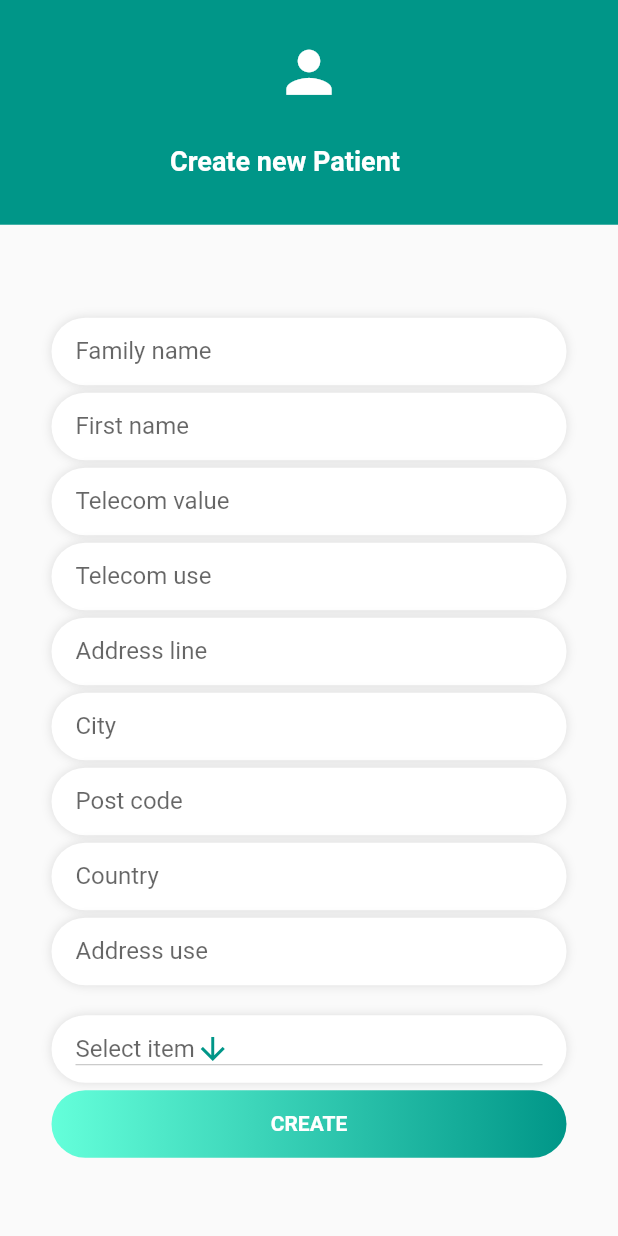
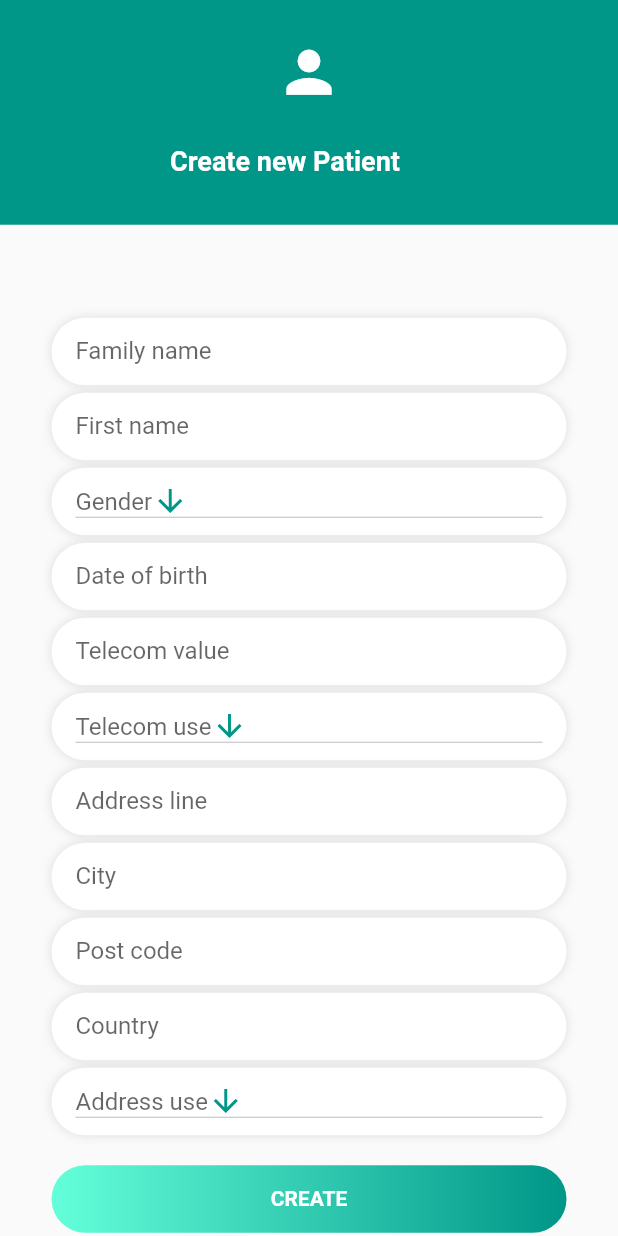
Before and after one commit to emanuelemusto/flutter_webApp, a Flutter app: the SignupPage screen opened directly, on a phone screen of 412 x 824 dp. Run offline on Flutter 3.47's test engine with Material 2 defaults, Android fonts, the phone set to English and light mode, and no system bars; network calls fail.

Commit message:
add logic for adding patient to server

```diff
--- a/lib/main.dart
+++ b/lib/main.dart
@@ -66,7 +66,7 @@ class _MyHomePageState extends State<MyHomePage> {
         }
     );
 
-    await Future.delayed(Duration(seconds: 1));
+    await Future.delayed(Duration(milliseconds: 15));
 
 
     list = json.decode(response.body);
--- a/lib/medicview/createPatient.dart
+++ b/lib/medicview/createPatient.dart
@@ -1,3 +1,9 @@
+import 'dart:math';
+import 'dart:async';
+import 'dart:convert';
+
+import 'package:flutter/material.dart';
+import 'package:http/http.dart' as http;
 import 'package:flutter/material.dart';
 import 'package:flutter/services.dart';
 
@@ -10,10 +16,45 @@ class SignupPage extends StatefulWidget {
 
 class _SignupPageState extends State<SignupPage> {
 
+  TextEditingController familynameController = TextEditingController();
+  TextEditingController firstnameController = TextEditingController();
+  String gender;
+  TextEditingController dateController = TextEditingController();
+  TextEditingController telecomValueController = TextEditingController();
+  String telecomUse;
+  TextEditingController addressLineController = TextEditingController();
+  TextEditingController cityController = TextEditingController();
+  TextEditingController postCodeController = TextEditingController();
+  TextEditingController countryController = TextEditingController();
+  String addressUse;
+
+  Future<http.Response> createPatient() {
+    return http.post(
+      'http://192.168.1.15:8183/addpatient',
+      headers: <String, String>{
+        'Content-Type': 'application/json; charset=UTF-8',
+      },
+      body: jsonEncode(<String, String>{
+        'firstname': firstnameController.text,
+        'familyname': familynameController.text,
+        'gender': gender,
+        'date': dateController.text,
+        'telecomValue': telecomValueController.text,
+        'telecomUse': telecomUse,
+        'addressLine': addressLineController.text,
+        'city':  cityController.text,
+        'postCode': postCodeController.text,
+        'country': countryController.text,
+        'addressUse': addressUse,
+      }),
+    );
+  }
+
   @override
   void initState() {
     SystemChrome.setEnabledSystemUIOverlays([]);
     super.initState();
+    String dropdownValue = 'One';
   }
 
   String dropdownValue;
@@ -96,6 +137,7 @@ class _SignupPageState extends State<SignupPage> {
                         ]
                     ),
                     child: TextField(
+                      controller: familynameController,
                       decoration: InputDecoration(
                         border: InputBorder.none,
                         hintText: 'Family name',
@@ -124,6 +166,7 @@ class _SignupPageState extends State<SignupPage> {
                         ]
                     ),
                     child: TextField(
+                      controller: firstnameController,
                       decoration: InputDecoration(
                         border: InputBorder.none,
                         hintText: 'First name',
@@ -133,6 +176,52 @@ class _SignupPageState extends State<SignupPage> {
                   SizedBox(
                     height: 5,
                   ),
+
+                  Container(
+                    width: MediaQuery.of(context).size.width/1.2,
+                    height: 45,
+                    padding: EdgeInsets.only(
+                        top: 4,left: 16, right: 16, bottom: 4
+                    ),
+                    decoration: BoxDecoration(
+                        borderRadius: BorderRadius.all(
+                            Radius.circular(50)
+                        ),
+                        color: Colors.white,
+                        boxShadow: [
+                          BoxShadow(
+                              color: Colors.black12,
+                              blurRadius: 5
+                          )
+                        ]
+                    ),
+                    child: DropdownButton<String>(
+                      hint:  Text("Gender"),
+                      value: gender,
+                      icon: Align(
+                          alignment: Alignment.centerRight,
+                          child: Icon(Icons.arrow_downward,
+                              size: 24,
+                              color: Colors.teal)),
+
+                      onChanged: (String newValue) {
+                        setState(() {
+                          gender = newValue;
+                        });
+                      },
+                      items: <String>['male', 'female', 'other']
+                          .map<DropdownMenuItem<String>>((String value) {
+                        return DropdownMenuItem<String>(
+                          value: value,
+                          child: Text(value),
+                        );
+                      }).toList(),
+                    ),
+                  ),
+                  SizedBox(
+                    height: 5,
+                  ),
+
                   Container(
                     width: MediaQuery.of(context).size.width/1.2,
                     height: 45,
@@ -152,6 +241,37 @@ class _SignupPageState extends State<SignupPage> {
                         ]
                     ),
                     child: TextField(
+                      controller: dateController,
+                      decoration: InputDecoration(
+                        border: InputBorder.none,
+                        hintText: 'Date of birth',
+                      ),
+                    ),
+                  ),
+                  SizedBox(
+                    height: 5,
+                  ),
+
+                  Container(
+                    width: MediaQuery.of(context).size.width/1.2,
+                    height: 45,
+                    padding: EdgeInsets.only(
+                        top: 4,left: 16, right: 16, bottom: 4
+                    ),
+                    decoration: BoxDecoration(
+                        borderRadius: BorderRadius.all(
+                            Radius.circular(50)
+                        ),
+                        color: Colors.white,
+                        boxShadow: [
+                          BoxShadow(
+                              color: Colors.black12,
+                              blurRadius: 5
+                          )
+                        ]
+                    ),
+                    child: TextField(
+                      controller: telecomValueController,
                       decoration: InputDecoration(
                         border: InputBorder.none,
                         hintText: 'Telecom value',
@@ -179,11 +299,27 @@ class _SignupPageState extends State<SignupPage> {
                           )
                         ]
                     ),
-                    child: TextField(
-                      decoration: InputDecoration(
-                        border: InputBorder.none,
-                        hintText: 'Telecom use',
-                      ),
+                    child: DropdownButton<String>(
+                      hint:  Text("Telecom use"),
+                      value: telecomUse,
+                      icon: Align(
+                          alignment: Alignment.centerRight,
+                          child: Icon(Icons.arrow_downward,
+                              size: 24,
+                              color: Colors.teal)),
+
+                      onChanged: (String newValue) {
+                        setState(() {
+                          telecomUse = newValue;
+                        });
+                      },
+                      items: <String>['home', 'work', 'old', 'mobile']
+                          .map<DropdownMenuItem<String>>((String value) {
+                        return DropdownMenuItem<String>(
+                          value: value,
+                          child: Text(value),
+                        );
+                      }).toList(),
                     ),
                   ),
                   SizedBox(
@@ -208,6 +344,7 @@ class _SignupPageState extends State<SignupPage> {
                         ]
                     ),
                     child: TextField(
+                      controller: addressLineController,
                       decoration: InputDecoration(
                         border: InputBorder.none,
                         hintText: 'Address line',
@@ -236,6 +373,7 @@ class _SignupPageState extends State<SignupPage> {
                         ]
                     ),
                     child: TextField(
+                      controller: cityController,
                       decoration: InputDecoration(
                         border: InputBorder.none,
                         hintText: 'City',
@@ -264,6 +402,7 @@ class _SignupPageState extends State<SignupPage> {
                         ]
                     ),
                     child: TextField(
+                      controller: postCodeController,
                       decoration: InputDecoration(
                         border: InputBorder.none,
                         hintText: 'Post code',
@@ -292,6 +431,7 @@ class _SignupPageState extends State<SignupPage> {
                         ]
                     ),
                     child: TextField(
+                      controller: countryController,
                       decoration: InputDecoration(
                         border: InputBorder.none,
                         hintText: 'Country',
@@ -319,51 +459,21 @@ class _SignupPageState extends State<SignupPage> {
                           )
                         ]
                     ),
-                    child: TextField(
-                      decoration: InputDecoration(
-                        border: InputBorder.none,
-                        hintText: 'Address use',
-                      ),
-                    ),
-                  ),
-                  SizedBox(
-                    height: 20,
-                  ),
-
-
-                  Container(
-                    width: MediaQuery.of(context).size.width/1.2,
-                    height: 45,
-                    padding: EdgeInsets.only(
-                        top: 4,left: 16, right: 16, bottom: 4
-                    ),
-                    decoration: BoxDecoration(
-                        borderRadius: BorderRadius.all(
-                            Radius.circular(50)
-                        ),
-                        color: Colors.white,
-                        boxShadow: [
-                          BoxShadow(
-                              color: Colors.black12,
-                              blurRadius: 5
-                          )
-                        ]
-                    ),
                     child: DropdownButton<String>(
-                      hint:  Text("Select item"),
-                      value: dropdownValue,
+                      hint:  Text("Address use"),
+                      value: addressUse,
                       icon: Align(
                           alignment: Alignment.centerRight,
                           child: Icon(Icons.arrow_downward,
-                            size: 24,
-                            color: Colors.teal)),
+                              size: 24,
+                              color: Colors.teal)),
 
                       onChanged: (String newValue) {
                         setState(() {
-                          dropdownValue = newValue;
+                          addressUse = newValue;
                         });
                       },
-                      items: <String>['One', 'Two', 'Free', 'Four']
+                      items: <String>['home', 'work', 'old']
                           .map<DropdownMenuItem<String>>((String value) {
                         return DropdownMenuItem<String>(
                           value: value,
@@ -373,13 +483,13 @@ class _SignupPageState extends State<SignupPage> {
                     ),
                   ),
                   SizedBox(
-                    height: 5,
+                    height: 20,
                   ),
 
 
                   InkWell(
                     onTap: (){
-                      Navigator.pushNamed(context, '/');
+                      this.createPatient();
                     },
                     child: Container(
                       height: 45,
```
